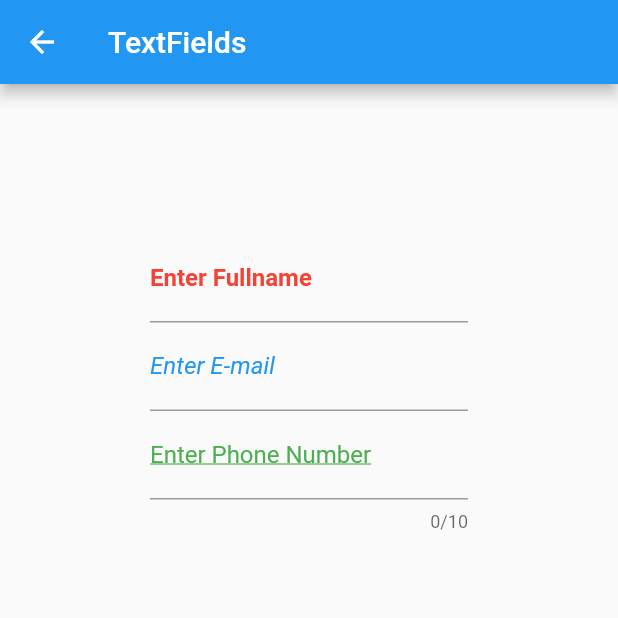
After one commit to develonursahin/neon_apps_academy, a Flutter app: the screen it shows after launch, after a tap on "TextFields", on a phone screen of 412 x 824 dp, the top half of it. The commit adds this screen. Run offline on Flutter 3.47's test engine with Material 2 defaults, Android fonts, the phone set to English and light mode, and no system bars; our stand-ins replace carousel_slider, charts_flutter, flutter_rating_bar, shared_preferences; missing offline and left inert: flutter_shake_animated; network calls fail.

Commit message:
add: TextField add: Consts

```diff
--- a/4- UI Widgets/ui_widgets_app/lib/main.dart
+++ b/4- UI Widgets/ui_widgets_app/lib/main.dart
@@ -1,6 +1,7 @@
 import 'package:flutter/material.dart';
 import 'package:ui_widgets_app/views/button_view.dart';
 import 'package:ui_widgets_app/views/container_view.dart';
+import 'package:ui_widgets_app/views/textfield_view.dart';
 
 void main() {
   runApp(MyApp());
@@ -23,7 +24,7 @@ class ContainerGrid extends StatelessWidget {
   final List<String> pageNames = [
     'Container',
     'Buttons',
-    'TextField',
+    'TextFields',
     'Slider',
     'Switch',
     'Stepper',
@@ -65,6 +66,8 @@ class ContainerGrid extends StatelessWidget {
                         return ContainerScreen();
                       case 'Buttons':
                         return ButtonScreen();
+                      case 'TextFields':
+                        return TextFieldScreen();
                       default:
                         return ContainerScreen();
                     }
--- /dev/null
+++ b/4- UI Widgets/ui_widgets_app/lib/views/textfield_view.dart
@@ -0,0 +1,99 @@
+import 'package:flutter/material.dart';
+import 'package:flutter/services.dart';
+
+class TextFieldScreen extends StatefulWidget {
+  const TextFieldScreen({super.key});
+
+  @override
+  // ignore: library_private_types_in_public_api
+  _TextFieldScreenState createState() => _TextFieldScreenState();
+}
+
+class _TextFieldScreenState extends State<TextFieldScreen> {
+  TextEditingController emailController = TextEditingController();
+  String errorMessage = '';
+
+  @override
+  void dispose() {
+    emailController.dispose();
+    super.dispose();
+  }
+
+  bool validateEmail(String email) {
+    final emailRegex = RegExp(
+        r'^[\w-]+(\.[\w-]+)*@[a-zA-Z\d-]+(\.[a-zA-Z\d-]+)*\.[a-zA-Z\d-]+$');
+    return emailRegex.hasMatch(email);
+  }
+
+  void validateAndSaveEmail(String email) {
+    setState(() {
+      if (validateEmail(email)) {
+        errorMessage = '';
+      } else {
+        errorMessage = 'Enter a valid email address.';
+      }
+    });
+  }
+
+  @override
+  Widget build(BuildContext context) {
+    return Scaffold(
+      appBar: AppBar(
+        title: const Text('TextFields'),
+      ),
+      body: Container(
+        margin: const EdgeInsets.all(100),
+        child: SingleChildScrollView(
+          child: Column(
+            children: [
+              TextField(
+                decoration: const InputDecoration(
+                  labelText: 'Enter Fullname',
+                  labelStyle: TextStyle(
+                    color: Colors.red,
+                    fontWeight: FontWeight.bold,
+                  ),
+                ),
+                onEditingComplete: () {
+                  FocusScope.of(context).unfocus();
+                },
+                minLines: 1,
+                maxLines: 2,
+                keyboardType: TextInputType.multiline,
+              ),
+              TextField(
+                controller: emailController,
+                decoration: InputDecoration(
+                  labelText: 'Enter E-mail',
+                  labelStyle: const TextStyle(
+                    color: Colors.blue,
+                    fontStyle: FontStyle.italic,
+                  ),
+                  errorText: errorMessage.isNotEmpty ? errorMessage : null,
+                ),
+                onChanged: (value) {
+                  validateAndSaveEmail(value);
+                },
+                keyboardType: TextInputType.emailAddress,
+                inputFormatters: [
+                  FilteringTextInputFormatter.deny(RegExp(r'\s')),
+                ],
+              ),
+              const TextField(
+                decoration: InputDecoration(
+                  labelText: 'Enter Phone Number',
+                  labelStyle: TextStyle(
+                    color: Colors.green,
+                    decoration: TextDecoration.underline,
+                  ),
+                ),
+                maxLength: 10,
+                keyboardType: TextInputType.phone,
+              ),
+            ],
+          ),
+        ),
+      ),
+    );
+  }
+}
```
Also changed, not shown: 4- UI Widgets/ui_widgets_app/lib/views/button_view.dart (+16 -13 lines), 4- UI Widgets/ui_widgets_app/lib/views/container_view.dart (+12 -10 lines), 1 other file.
